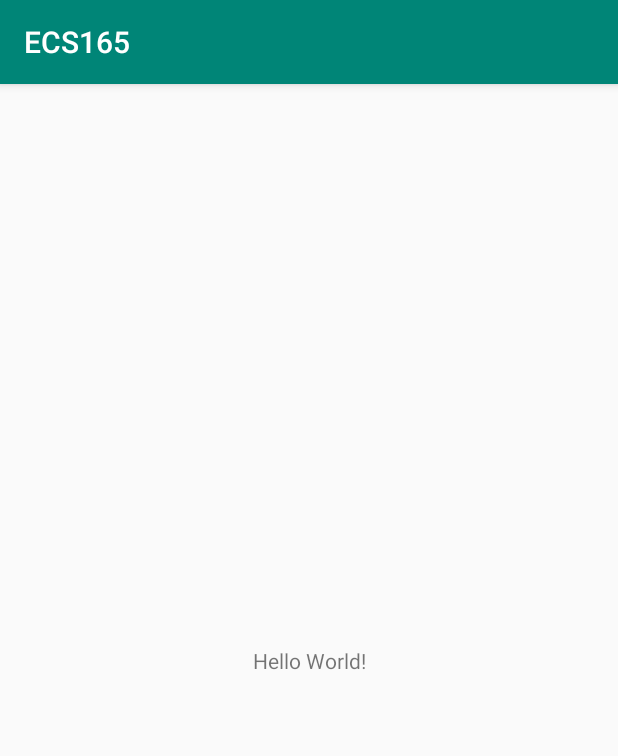
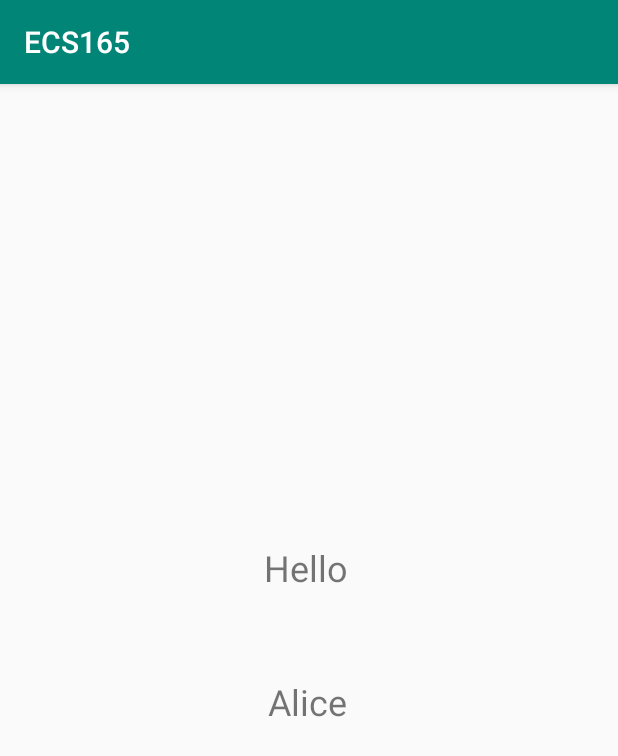
Before and after one commit to CharlesYWL/Instragram-Like, an Android app: the screen it shows after launch (MainActivity), on a phone screen of 412 x 824 dp. Shown: the top 756 px of the screen. Run offline under Robolectric (Android 15) with nearby library versions, the phone set to English and light mode, and no system bars; our stand-ins replace Firebase (no records; nobody signed in at launch, a user with empty details on screens opened directly); 2 statements that could not run were skipped.

Commit message:
something goes wrong here in this branch

```diff
--- a/app/src/main/java/com/example/s4966/ecs165/MainActivity.java
+++ b/app/src/main/java/com/example/s4966/ecs165/MainActivity.java
@@ -3,6 +3,17 @@ package com.example.s4966.ecs165;
 import android.support.v7.app.AppCompatActivity;
 import android.os.Bundle;
 import android.widget.TextView;
+
+import android.util.Log;
+import com.google.firebase.analytics.FirebaseAnalytics;
+import com.google.firebase.database.*;
+import com.google.firebase.database.DatabaseReference;
+import com.google.firebase.database.FirebaseDatabase;
+import com.google.firebase.database.ValueEventListener;
+import com.google.firebase.database.DataSnapshot;
+
+import org.jetbrains.annotations.NotNull;
+
 
 public class MainActivity extends AppCompatActivity {
 
@@ -10,6 +21,10 @@ public class MainActivity extends AppCompatActivity {
     static {
         System.loadLibrary("native-lib");
     }
+    private static final String TAG = "MainActivity";
+    //firebase innit
+    private DatabaseReference mDatabase;
+    private FirebaseAnalytics mFirebaseAnalytics;
 
     @Override
     protected void onCreate(Bundle savedInstanceState) {
@@ -19,7 +34,57 @@ public class MainActivity extends AppCompatActivity {
         // Example of a call to a native method
         TextView tv = (TextView) findViewById(R.id.sample_text);
         tv.setText(stringFromJNI());
+        TextView myName = (TextView) findViewById(R.id.MyName);
+        myName.setText("Alice");
+
+        mFirebaseAnalytics = FirebaseAnalytics.getInstance(this);
+
+        //init databse ref
+        mDatabase = FirebaseDatabase.getInstance().getReference();
+
+        // set Listener
+        mDatabase.addValueEventListener(new ValueEventListener() {
+            @Override
+            public void onDataChange(DataSnapshot dataSnapshot) {
+                // This method is called once with the initial value and again
+                // whenever data at this location is updated.
+                String value = dataSnapshot.getValue(String.class);
+                Log.d(TAG, "Value is: " + value);
+            }
+
+            @Override
+            public void onCancelled(DatabaseError error) {
+                // Failed to read value
+                Log.w(TAG, "Failed to read value.", error.toException());
+            }
+        });
+
+//        writeNewUser("Weili","ddf567");
+//        updateName(Weili,"xiaoyin");
+
+
+
+
     }
+
+    //for write new user
+    private void writeNewUser(String name, String Userid) {
+        User user = new User(name, Userid);
+
+        mDatabase.child("users").child(Userid).setValue(user);
+    }
+
+    @org.jetbrains.annotations.NotNull
+    @org.jetbrains.annotations.Contract(pure = true)
+    private String getName(String UserId){
+        return "";
+        //mDatabase.orderByChild("users").equalTo(UserId)
+    }
+    private void updateName(@NotNull User user, String name){
+        user.username = name;
+        mDatabase.child("users").child(user.ID).child("name").setValue(name);
+    }
+
 
     /**
      * A native method that is implemented by the 'native-lib' native library,
--- a/app/src/main/res/layout/activity_main.xml
+++ b/app/src/main/res/layout/activity_main.xml
@@ -8,12 +8,32 @@
 
     <TextView
         android:id="@+id/sample_text"
+        android:layout_width="58dp"
+        android:layout_height="35dp"
+        android:layout_marginStart="176dp"
+        android:layout_marginTop="321dp"
+        android:layout_marginEnd="176dp"
+        android:text="Hello!"
+        android:textSize="24sp"
+        app:layout_constraintBottom_toTopOf="@+id/MyName"
+        app:layout_constraintEnd_toEndOf="parent"
+        app:layout_constraintHorizontal_bias="0.0"
+        app:layout_constraintStart_toStartOf="parent"
+        app:layout_constraintTop_toTopOf="parent" />
+
+    <TextView
+        android:id="@+id/MyName"
         android:layout_width="wrap_content"
         android:layout_height="wrap_content"
-        android:text="Hello World!"
+        android:layout_marginStart="175dp"
+        android:layout_marginTop="54dp"
+        android:layout_marginEnd="177dp"
+        android:layout_marginBottom="356dp"
+        android:text="TextView"
+        android:textSize="24sp"
         app:layout_constraintBottom_toBottomOf="parent"
-        app:layout_constraintLeft_toLeftOf="parent"
-        app:layout_constraintRight_toRightOf="parent"
-        app:layout_constraintTop_toTopOf="parent" />
+        app:layout_constraintEnd_toEndOf="parent"
+        app:layout_constraintStart_toStartOf="parent"
+        app:layout_constraintTop_toBottomOf="@+id/sample_text" />
 
 </android.support.constraint.ConstraintLayout>
--- a/build.gradle
+++ b/build.gradle
@@ -7,8 +7,8 @@ buildscript {
         jcenter()
     }
     dependencies {
-        classpath 'com.android.tools.build:gradle:3.2.1'
-
+        classpath 'com.android.tools.build:gradle:3.3.0'
+        classpath 'com.google.gms:google-services:4.0.1'
 
         // NOTE: Do not place your application dependencies here; they belong
         // in the individual module build.gradle files
```
Also changed, not shown: app/build.gradle (+24 -0 lines), app/src/main/java/com/example/s4966/ecs165/User.java (added, +16 -0 lines), gradle/wrapper/gradle-wrapper.properties, 2 other files.
